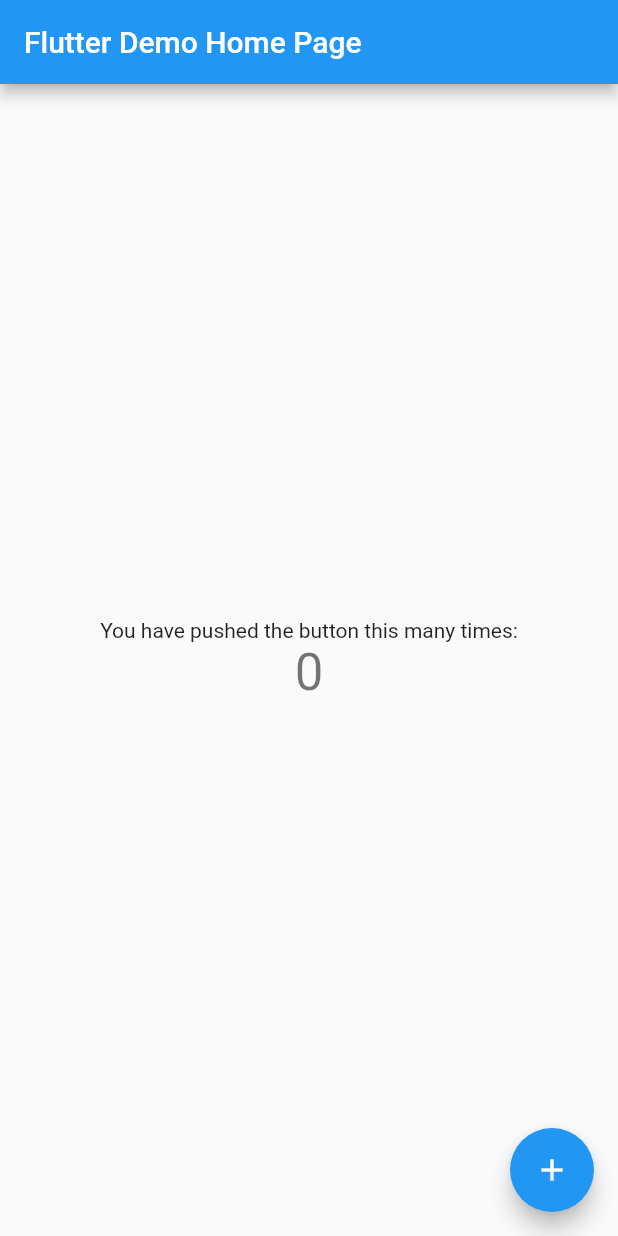
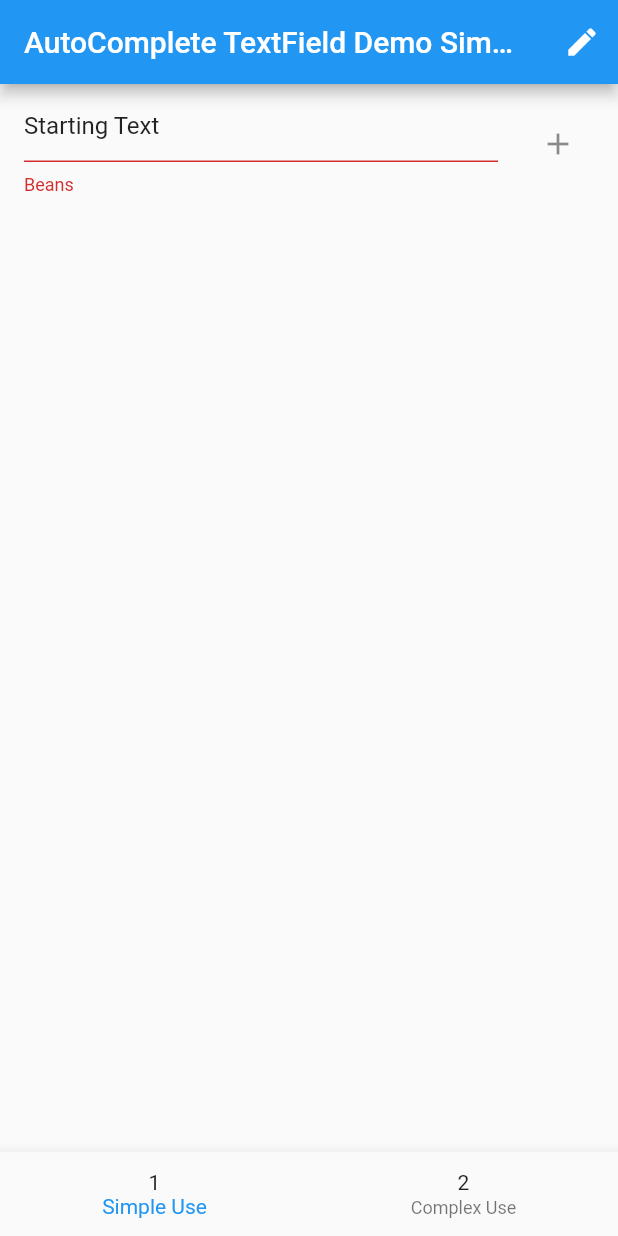
Before and after one commit to contactlutforrahman/flutter_textfield_autocomplete, a Flutter app: the screen it shows after launch, on a phone screen of 412 x 824 dp. Run offline on Flutter 3.47's test engine with Material 2 defaults, Android fonts, the phone set to English and light mode, and no system bars.

Commit message:
Updated documentation

```diff
--- a/example/lib/main.dart
+++ b/example/lib/main.dart
@@ -1,113 +1,272 @@
 import 'package:flutter/material.dart';
+import 'package:flutter_textfield_autocomplete/flutter_textfield_autocomplete.dart';
 
-void main() {
-  runApp(MyApp());
-}
+void main() => runApp(new MyApp());
 
 class MyApp extends StatelessWidget {
-  // This widget is the root of your application.
   @override
   Widget build(BuildContext context) {
-    return MaterialApp(
-      title: 'Flutter Demo',
-      theme: ThemeData(
-        // This is the theme of your application.
-        //
-        // Try running your application with "flutter run". You'll see the
-        // application has a blue toolbar. Then, without quitting the app, try
-        // changing the primarySwatch below to Colors.green and then invoke
-        // "hot reload" (press "r" in the console where you ran "flutter run",
-        // or simply save your changes to "hot reload" in a Flutter IDE).
-        // Notice that the counter didn't reset back to zero; the application
-        // is not restarted.
+    return new MaterialApp(
+      title: 'Auto Complete TextField Demo',
+      theme: new ThemeData(
         primarySwatch: Colors.blue,
       ),
-      home: MyHomePage(title: 'Flutter Demo Home Page'),
+      home: new MyHomePage(),
     );
   }
 }
 
 class MyHomePage extends StatefulWidget {
-  MyHomePage({Key? key, required this.title}) : super(key: key);
-
-  // This widget is the home page of your application. It is stateful, meaning
-  // that it has a State object (defined below) that contains fields that affect
-  // how it looks.
-
-  // This class is the configuration for the state. It holds the values (in this
-  // case the title) provided by the parent (in this case the App widget) and
-  // used by the build method of the State. Fields in a Widget subclass are
-  // always marked "final".
-
-  final String title;
-
   @override
-  _MyHomePageState createState() => _MyHomePageState();
+  State<StatefulWidget> createState() => _MyHomePageState();
 }
 
 class _MyHomePageState extends State<MyHomePage> {
-  int _counter = 0;
+  List<Widget> pages = [new FirstPage(), new SecondPage()];
+  int selectedIndex = 0;
 
-  void _incrementCounter() {
-    setState(() {
-      // This call to setState tells the Flutter framework that something has
-      // changed in this State, which causes it to rerun the build method below
-      // so that the display can reflect the updated values. If we changed
-      // _counter without calling setState(), then the build method would not be
-      // called again, and so nothing would appear to happen.
-      _counter++;
-    });
+  @override
+  Widget build(BuildContext context) {
+    return new Scaffold(
+      bottomNavigationBar: new BottomNavigationBar(
+        items: [
+          new BottomNavigationBarItem(
+              icon: new Center(child: new Text("1")),
+              title: new Text("Simple Use")),
+          new BottomNavigationBarItem(
+              icon: new Center(child: new Text("2")),
+              title: new Text("Complex Use")),
+        ],
+        onTap: (index) => setState(() {
+          selectedIndex = index;
+        }),
+        currentIndex: selectedIndex,
+      ),
+      body: pages[selectedIndex],
+    );
+  }
+}
+
+class FirstPage extends StatefulWidget {
+  @override
+  _FirstPageState createState() => new _FirstPageState();
+}
+
+class _FirstPageState extends State<FirstPage> {
+  List<String> added = [];
+  String currentText = "";
+  GlobalKey<TextFieldAutoCompleteState<String>> key = new GlobalKey();
+
+  _FirstPageState() {
+    textField = SimpleTextFieldAutoComplete(
+      key: key,
+      decoration: new InputDecoration(errorText: "Beans"),
+      controller: TextEditingController(text: "Starting Text"),
+      suggestions: suggestions,
+      textChanged: (text) => currentText = text,
+      clearOnSubmit: true,
+      textSubmitted: (text) => setState(() {
+        if (text != "") {
+          added.add(text);
+        }
+      }),
+    );
+  }
+
+  List<String> suggestions = [
+    "Apple",
+    "Armidillo",
+    "Actual",
+    "Actuary",
+    "America",
+    "Argentina",
+    "Australia",
+    "Antarctica",
+    "Blueberry",
+    "Cheese",
+    "Danish",
+    "Eclair",
+    "Fudge",
+    "Granola",
+    "Hazelnut",
+    "Ice Cream",
+    "Jely",
+    "Kiwi Fruit",
+    "Lamb",
+    "Macadamia",
+    "Nachos",
+    "Oatmeal",
+    "Palm Oil",
+    "Quail",
+    "Rabbit",
+    "Salad",
+    "T-Bone Steak",
+    "Urid Dal",
+    "Vanilla",
+    "Waffles",
+    "Yam",
+    "Zest"
+  ];
+
+  SimpleTextFieldAutoComplete? textField;
+  bool showWhichErrorText = false;
+
+  @override
+  Widget build(BuildContext context) {
+    Column body = new Column(children: [
+      new ListTile(
+          title: textField,
+          trailing: new IconButton(
+              icon: new Icon(Icons.add),
+              onPressed: () {
+                textField!.triggerSubmitted();
+                showWhichErrorText = !showWhichErrorText;
+                textField!.updateDecoration(
+                    decoration: new InputDecoration(
+                        errorText: showWhichErrorText ? "Beans" : "Tomatoes"));
+              })),
+    ]);
+
+    body.children.addAll(added.map((item) {
+      return new ListTile(title: new Text(item));
+    }));
+
+    return new Scaffold(
+        appBar: new AppBar(
+            title: new Text('AutoComplete TextField Demo Simple'),
+            actions: [
+              new IconButton(
+                  icon: new Icon(Icons.edit),
+                  onPressed: () => showDialog(
+                      builder: (_) {
+                        String text = "";
+
+                        return new AlertDialog(
+                            title: new Text("Change Suggestions"),
+                            content: new TextField(
+                                onChanged: (newText) => text = newText),
+                            actions: [
+                              new FlatButton(
+                                  onPressed: () {
+                                    if (text != "") {
+                                      suggestions.add(text);
+                                      textField!.updateSuggestions(suggestions);
+                                    }
+                                    Navigator.pop(context);
+                                  },
+                                  child: new Text("Add")),
+                            ]);
+                      },
+                      context: context))
+            ]),
+        body: body);
+  }
+}
+
+class ArbitrarySuggestionType {
+  //For the mock data type we will use review (perhaps this could represent a restaurant);
+  num stars;
+  String name, imgURL;
+
+  ArbitrarySuggestionType(this.stars, this.name, this.imgURL);
+}
+
+class SecondPage extends StatefulWidget {
+  @override
+  State<StatefulWidget> createState() => _SecondPageState();
+}
+
+class _SecondPageState extends State<SecondPage> {
+  List<ArbitrarySuggestionType> suggestions = [
+    new ArbitrarySuggestionType(4.7, "Minamishima",
+        "https://media-cdn.tripadvisor.com/media/photo-p/0f/25/de/0c/photo1jpg.jpg"),
+    new ArbitrarySuggestionType(1.5, "The Meat & Wine Co Hawthorn East",
+        "https://media-cdn.tripadvisor.com/media/photo-s/12/ba/7d/4c/confit-cod-chorizo-red.jpg"),
+    new ArbitrarySuggestionType(3.4, "Florentino",
+        "https://media-cdn.tripadvisor.com/media/photo-s/12/fc/bb/11/from-the-street.jpg"),
+    new ArbitrarySuggestionType(
+        4.3,
+        "Syracuse Restaurant & Winebar Melbourne CBD",
+        "https://media-cdn.tripadvisor.com/media/photo-p/07/ad/76/b0/the-gyoza-had-a-nice.jpg"),
+    new ArbitrarySuggestionType(1.1, "Geppetto Trattoria",
+        "https://media-cdn.tripadvisor.com/media/photo-s/0c/85/3d/cb/photo1jpg.jpg"),
+    new ArbitrarySuggestionType(3.4, "Cumulus Inc.",
+        "https://media-cdn.tripadvisor.com/media/photo-s/0e/21/a0/be/photo0jpg.jpg"),
+    new ArbitrarySuggestionType(2.2, "Chin Chin",
+        "https://media-cdn.tripadvisor.com/media/photo-s/0e/83/ec/07/triple-beef-triple-bacon.jpg"),
+    new ArbitrarySuggestionType(5.0, "Anchovy",
+        "https://media-cdn.tripadvisor.com/media/photo-s/07/e7/f6/8e/daneli-s-kosher-deli.jpg"),
+    new ArbitrarySuggestionType(4.7, "Sezar Restaurant",
+        "https://media-cdn.tripadvisor.com/media/photo-s/04/b8/23/d1/nevsky-russian-restaurant.jpg"),
+    new ArbitrarySuggestionType(2.6, "Tipo 00",
+        "https://media-cdn.tripadvisor.com/media/photo-s/11/17/67/8c/front-seats.jpg"),
+    new ArbitrarySuggestionType(3.4, "Coda",
+        "https://media-cdn.tripadvisor.com/media/photo-s/0d/b1/6a/84/photo0jpg.jpg"),
+    new ArbitrarySuggestionType(1.1, "Pastuso",
+        "https://media-cdn.tripadvisor.com/media/photo-w/0a/d9/cf/52/photo4jpg.jpg"),
+    new ArbitrarySuggestionType(0.2, "San Telmo",
+        "https://media-cdn.tripadvisor.com/media/photo-s/0e/51/35/35/tempura-sashimi-combo.jpg"),
+    new ArbitrarySuggestionType(3.6, "Supernormal",
+        "https://media-cdn.tripadvisor.com/media/photo-s/0e/bc/63/69/mr-miyagi.jpg"),
+    new ArbitrarySuggestionType(4.4, "EZARD",
+        "https://media-cdn.tripadvisor.com/media/photo-p/09/f2/83/15/photo0jpg.jpg"),
+    new ArbitrarySuggestionType(2.1, "Maha",
+        "https://media-cdn.tripadvisor.com/media/photo-s/10/f8/9e/af/20171013-205729-largejpg.jpg"),
+    new ArbitrarySuggestionType(4.2, "MoVida",
+        "https://media-cdn.tripadvisor.com/media/photo-s/0e/1f/55/79/and-here-we-go.jpg")
+  ];
+
+  GlobalKey<TextFieldAutoCompleteState<ArbitrarySuggestionType>> key =
+  new GlobalKey<TextFieldAutoCompleteState<ArbitrarySuggestionType>>();
+
+  TextFieldAutoComplete<ArbitrarySuggestionType>? textField;
+
+  ArbitrarySuggestionType? selected;
+
+  _SecondPageState() {
+    textField = new TextFieldAutoComplete<ArbitrarySuggestionType>(
+      decoration: new InputDecoration(
+          hintText: "Search Resturant:", suffixIcon: new Icon(Icons.search)),
+      itemSubmitted: (item) => setState(() => selected = item),
+      key: key,
+      suggestions: suggestions,
+      itemBuilder: (context, suggestion) => new Padding(
+          child: new ListTile(
+              title: new Text(suggestion.name),
+              trailing: new Text("Stars: ${suggestion.stars}")),
+          padding: EdgeInsets.all(8.0)),
+      itemSorter: (a, b) => a.stars == b.stars ? 0 : a.stars > b.stars ? -1 : 1,
+      itemFilter: (suggestion, input) =>
+          suggestion.name.toLowerCase().startsWith(input.toLowerCase()),
+    );
   }
 
   @override
   Widget build(BuildContext context) {
-    // This method is rerun every time setState is called, for instance as done
-    // by the _incrementCounter method above.
-    //
-    // The Flutter framework has been optimized to make rerunning build methods
-    // fast, so that you can just rebuild anything that needs updating rather
-    // than having to individually change instances of widgets.
-    return Scaffold(
-      appBar: AppBar(
-        // Here we take the value from the MyHomePage object that was created by
-        // the App.build method, and use it to set our appbar title.
-        title: Text(widget.title),
+    return new Scaffold(
+      appBar: new AppBar(
+        title: new Text('AutoComplete TextField Demo Complex'),
       ),
-      body: Center(
-        // Center is a layout widget. It takes a single child and positions it
-        // in the middle of the parent.
-        child: Column(
-          // Column is also a layout widget. It takes a list of children and
-          // arranges them vertically. By default, it sizes itself to fit its
-          // children horizontally, and tries to be as tall as its parent.
-          //
-          // Invoke "debug painting" (press "p" in the console, choose the
-          // "Toggle Debug Paint" action from the Flutter Inspector in Android
-          // Studio, or the "Toggle Debug Paint" command in Visual Studio Code)
-          // to see the wireframe for each widget.
-          //
-          // Column has various properties to control how it sizes itself and
-          // how it positions its children. Here we use mainAxisAlignment to
-          // center the children vertically; the main axis here is the vertical
-          // axis because Columns are vertical (the cross axis would be
-          // horizontal).
-          mainAxisAlignment: MainAxisAlignment.center,
-          children: <Widget>[
-            Text(
-              'You have pushed the button this many times:',
-            ),
-            Text(
-              '$_counter',
-              style: Theme.of(context).textTheme.headline4,
-            ),
-          ],
-        ),
-      ),
-      floatingActionButton: FloatingActionButton(
-        onPressed: _incrementCounter,
-        tooltip: 'Increment',
-        child: Icon(Icons.add),
-      ), // This trailing comma makes auto-formatting nicer for build methods.
+      body: new Column(children: [
+        new Padding(
+            child: new Container(child: textField),
+            padding: EdgeInsets.all(16.0)),
+        new Padding(
+            padding: EdgeInsets.fromLTRB(0.0, 64.0, 0.0, 0.0),
+            child: new Card(
+                child: selected != null
+                    ? new Column(children: [
+                  new ListTile(
+                      title: new Text(selected!.name),
+                      trailing: new Text("Rating: ${selected!.stars}/5")),
+                  new Container(
+                      child: new Image(
+                          image: new NetworkImage(selected!.imgURL)),
+                      width: 400.0,
+                      height: 300.0)
+                ])
+                    : new Icon(Icons.cancel))),
+      ]),
     );
   }
 }
--- a/example/pubspec.yaml
+++ b/example/pubspec.yaml
@@ -28,6 +28,8 @@ dependencies:
   # The following adds the Cupertino Icons font to your application.
   # Use with the CupertinoIcons class for iOS style icons.
   cupertino_icons: ^1.0.2
+  flutter_textfield_autocomplete:
+    path: ../
 
 dev_dependencies:
   flutter_test:
--- a/pubspec.yaml
+++ b/pubspec.yaml
@@ -1,7 +1,7 @@
 name: flutter_textfield_autocomplete
 description: A Flutter package for TextField Autocomplete.
-version: 1.0.0
-homepage:
+version: 1.0.1
+homepage: https://github.com/contactlutforrahman/flutter_textfield_autocomplete
 
 environment:
   sdk: ">=2.12.0 <3.0.0"
```
Also changed, not shown: example/pubspec.lock, 2 other files.
